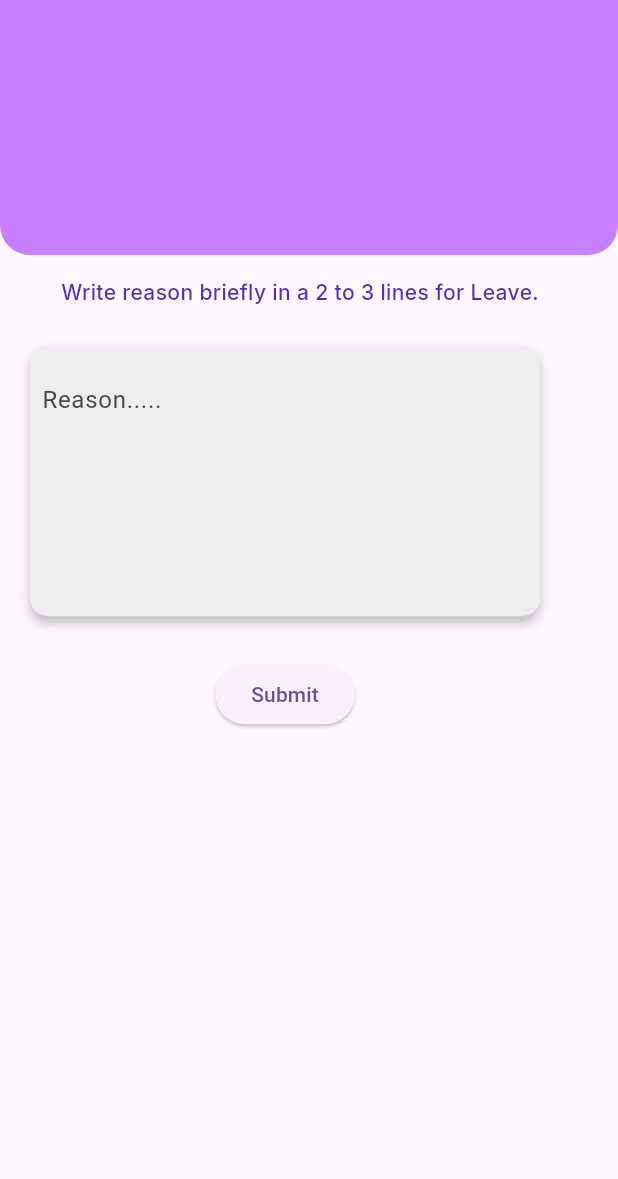
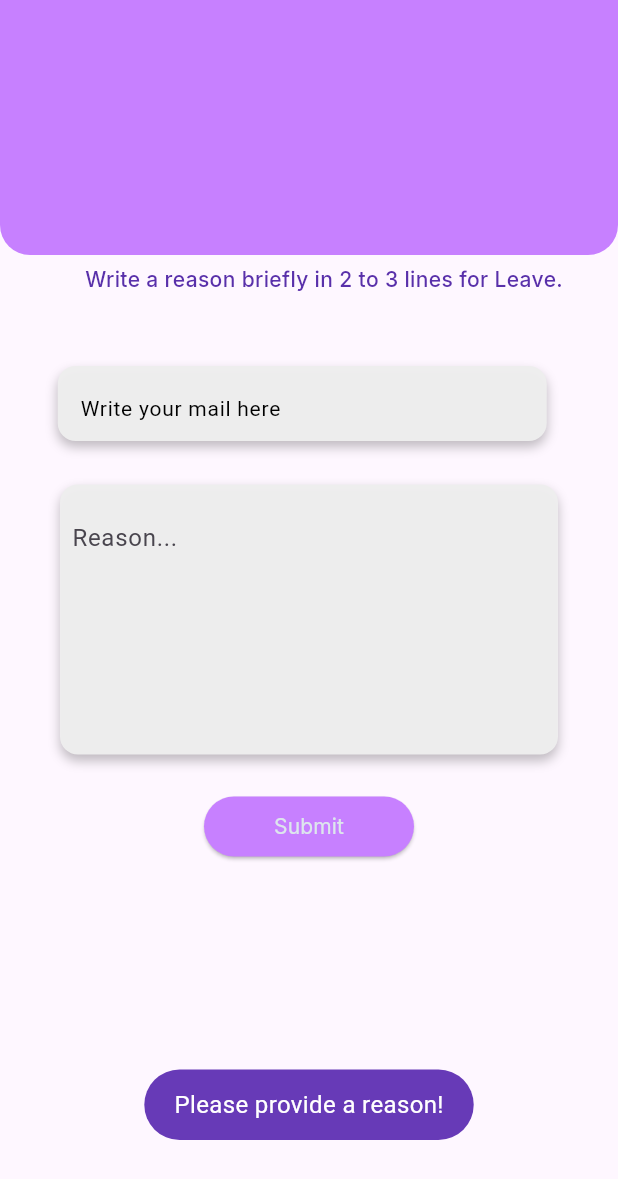
Before and after one commit to fatimasood/Attendendence-System-Flutter, a Flutter app: the LeaveReq screen opened directly, after a tap on "Submit", on a phone screen of 412 x 824 dp. Shown: the top 1179 px of the screen. Run offline on Flutter 3.47's test engine with Material 2 defaults, Android fonts, the phone set to English and light mode, and no system bars; our stand-ins replace firebase_auth, firebase_core, fluttertoast, google_fonts, image_picker, sqflite; accounts and stored records are empty.

Commit message:
RequestLeave

```diff
--- a/lib/Admin/ViewRecordA.dart
+++ b/lib/Admin/ViewRecordA.dart
@@ -34,8 +34,6 @@ class _ViewRecordAState extends State<ViewRecordA> {
       attendanceRecords = records.cast<AttendanceRecord>();
     });
   }
-
-
 
   @override
   Widget build(BuildContext context) {
@@ -198,5 +196,4 @@ class _ViewRecordAState extends State<ViewRecordA> {
       ),
     );
   }
-
 }
--- a/lib/Student/LeaveReq.dart
+++ b/lib/Student/LeaveReq.dart
@@ -1,19 +1,27 @@
-import 'package:attendence_sys/AppBar/CustomAppBar.dart';
-import 'package:attendence_sys/utils.dart';
+import 'package:attendence_sys/main.dart';
 import 'package:flutter/material.dart';
 import 'package:google_fonts/google_fonts.dart';
 
+import '../AppBar/CustomAppBar.dart';
+import '../utils.dart';
+import 'databaseHelper.dart';
+
+String? loggedInUserEmail = userMail;
+
 class LeaveReq extends StatefulWidget {
-  const LeaveReq({super.key});
+  const LeaveReq({Key? key}) : super(key: key);
 
   @override
   State<LeaveReq> createState() => _LeaveReqState();
 }
 
 class _LeaveReqState extends State<LeaveReq> {
-  TextEditingController _paragraphController = TextEditingController();
-  int maxLines = 4;
-  bool isDisabled = false;
+  final DatabaseHelper _databaseHelper = DatabaseHelper();
+  final TextEditingController _paragraphController = TextEditingController();
+  TextEditingController _emailController = TextEditingController();
+
+  final GlobalKey<FormState> _formKey = GlobalKey<FormState>();
+
   @override
   Widget build(BuildContext context) {
     return Scaffold(
@@ -23,10 +31,9 @@ class _LeaveReqState extends State<LeaveReq> {
           child: Column(
             children: [
               Padding(
-                padding:
-                    const EdgeInsets.only(left: 20, top: 15.0, bottom: 5.8),
+                padding: const EdgeInsets.only(left: 20, top: 6.0, bottom: 0),
                 child: Text(
-                  "Write reason briefly in a 2 to 3 lines for Leave.",
+                  "Write a reason briefly in 2 to 3 lines for Leave.",
                   style: GoogleFonts.inter(
                     textStyle: const TextStyle(
                       fontSize: 14,
@@ -35,6 +42,17 @@ class _LeaveReqState extends State<LeaveReq> {
                     ),
                   ),
                 ),
+              ),
+              Padding(
+                padding: const EdgeInsets.all(20.0),
+                child: Form(
+                  key: _formKey,
+                  child: Column(
+                    children: [
+                      SizedBox(height: 16),
+                      buildInputField(
+                        controller: _emailController,
+                        hintText: 'Write your mail here',
                       ),
                       Padding(
                         padding: EdgeInsets.all(20),
@@ -57,21 +75,20 @@ class _LeaveReqState extends State<LeaveReq> {
                               Padding(
                                 padding: const EdgeInsets.all(8.0),
                                 child: TextField(
-                          enabled: !isDisabled,
                                   controller: _paragraphController,
                                   onChanged: (text) {
-                            int lines = '\n'.allMatches(text).length + 1;
+                                    int lines =
+                                        '\n'.allMatches(text).length + 1;
                                     if (lines >= 4) {
-                              setState(() => isDisabled = true);
                                       setState(() {
-                                Utils()
-                                    .toastMessage('Write your reason shortly!');
+                                        Utils().toastMessage(
+                                            'Write your reason shortly!');
                                       });
                                     }
                                   },
                                   maxLines: null,
                                   decoration: InputDecoration(
-                            labelText: 'Reason.....',
+                                    labelText: 'Reason...',
                                     border: InputBorder.none,
                                   ),
                                 ),
@@ -81,11 +98,52 @@ class _LeaveReqState extends State<LeaveReq> {
                         ),
                       ),
                       SizedBox(height: 8.0),
-              ElevatedButton(
-                onPressed: () {
-                  print('User input: ${_paragraphController.text}');
+                      // leave_req.dart
+                      SizedBox(
+                        height: 40,
+                        width: 140,
+                        child: ElevatedButton(
+                          style: ElevatedButton.styleFrom(
+                            backgroundColor: const Color(0xffc780ff),
+                          ),
+                          child: Text(
+                            "Submit",
+                            style: GoogleFonts.inter(
+                              textStyle: const TextStyle(
+                                fontSize: 14,
+                                fontWeight: FontWeight.w400,
+                                color: Color(0xffdde6ed),
+                              ),
+                            ),
+                          ),
+                          onPressed: () async {
+                            try {
+                              if (_paragraphController.text.isNotEmpty) {
+                                if (_emailController.text ==
+                                    loggedInUserEmail) {
+                                  await _databaseHelper.saveLeaveRequest(
+                                    loggedInUserEmail!,
+                                    _paragraphController.text,
+                                  );
+                                  Utils().toastMessage(
+                                      'Leave request submitted successfully!');
+                                } else {
+                                  Utils().toastMessage(
+                                      'You submit Leave for Yourself!');
+                                }
+                              } else {
+                                Utils()
+                                    .toastMessage('Please provide a reason!');
+                              }
+                            } catch (e) {
+                              print('Error in onPressed: $e');
+                            }
                           },
-                child: Text('Submit'),
+                        ),
+                      ),
+                    ],
+                  ),
+                ),
               ),
             ],
           ),
@@ -93,4 +151,43 @@ class _LeaveReqState extends State<LeaveReq> {
       ),
     );
   }
+
+  Widget buildInputField({
+    required TextEditingController controller,
+    required String hintText,
+    bool enabled = true,
+  }) {
+    return Container(
+      padding: const EdgeInsets.fromLTRB(12, 12, 21, 9),
+      child: Container(
+        width: 326,
+        height: 50,
+        decoration: BoxDecoration(
+          color: Color.fromARGB(248, 238, 238, 238),
+          borderRadius: BorderRadius.circular(12),
+          boxShadow: const [
+            BoxShadow(
+              color: Color(0x3f000000),
+              offset: Offset(0, 4),
+              blurRadius: 6,
+            ),
+          ],
+        ),
+        child: TextFormField(
+          controller: controller,
+          enabled: enabled,
+          decoration: InputDecoration(
+            contentPadding: const EdgeInsets.only(top: 8.0, left: 15),
+            hintText: hintText,
+            hintStyle: const TextStyle(
+              fontSize: 14,
+              fontWeight: FontWeight.w400,
+              color: Colors.black,
+            ),
+            border: InputBorder.none,
+          ),
+        ),
+      ),
+    );
   }
+}
--- a/lib/Student/ViewRecord.dart
+++ b/lib/Student/ViewRecord.dart
@@ -15,7 +15,7 @@ class ViewRecord extends StatefulWidget {
 }
 
 class _ViewRecordState extends State<ViewRecord> {
-  DatabaseHelper _databaseHelper = DatabaseHelper();
+  final DatabaseHelper _databaseHelper = DatabaseHelper();
   List<AttendanceRecord> attendanceRecords = [];
 
   @override
@@ -126,6 +126,7 @@ class _ViewRecordState extends State<ViewRecord> {
                                                       Navigator.of(context).pop(
                                                           true); // Confirm delete
                                                       // Delete the record from the database by date
+                                                      // ignore: unnecessary_null_comparison
                                                       if (record.date != null) {
                                                         await _databaseHelper
                                                             .deleteAttendanceRecord(
--- a/lib/authentication/SignIn.dart
+++ b/lib/authentication/SignIn.dart
@@ -43,9 +43,8 @@ class _SignInState extends State<SignIn> {
       Utils().toastMessage(value.user!.email.toString());
       String userEmail = value.user!.email.toString();
       userMail = userEmail.toLowerCase();
-
+      print("Email this is login is: ,$userEmail");
       if (userEmail.contains('@admin.com')) {
-
         Navigator.push(
           context,
           MaterialPageRoute(
--- a/lib/authentication/SignUp.dart
+++ b/lib/authentication/SignUp.dart
@@ -39,7 +39,7 @@ class _SignUpState extends State<SignUp> {
       Utils().toastMessage(value.user!.email.toString());
       String userEmail = value.user!.email.toString();
       userMail = userEmail.toLowerCase();
-
+      print(userEmail);
       if (userEmail.contains('@admin.com')) {
         //Admin HOme page
         Navigator.push(
```
Also changed, not shown: lib/Admin/AdminHome.dart (+3 -4 lines), lib/Student/MarkAt.dart (+3 -8 lines), lib/Student/databaseHelper.dart (+17 -21 lines), lib/Admin/LeaveAccept.dart (added). Lines whose indentation alone changed are shown as unchanged.
